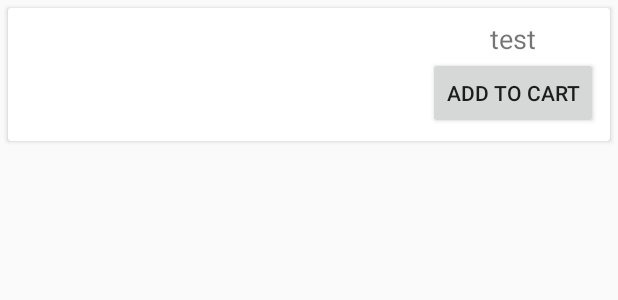
After one commit to PD3-ABCD/HomeMade, an Android app: the layout list_data.xml on its own in the app's theme, with its tools: preview values and no code run, on a phone screen of 412 x 824 dp. The commit adds this screen. Shown: the top 300 px of the screen. Run offline under Robolectric (Android 15) with nearby library versions, the phone set to English and light mode, and no system bars.

Commit message:
Product Recycler View Done

```diff
--- a/app/build.gradle
+++ b/app/build.gradle
@@ -40,6 +40,7 @@ dependencies {
     androidTestImplementation 'androidx.test.espresso:espresso-core:3.2.0'
     implementation 'com.google.android.gms:play-services-maps:17.0.0'
     implementation 'com.google.android.gms:play-services-location:17.0.0'
+    implementation 'androidx.cardview:cardview:1.0.0'
 
 }
 apply plugin: 'com.google.gms.google-services'
--- /dev/null
+++ b/app/src/main/res/layout/list_data.xml
@@ -0,0 +1,62 @@
+<?xml version="1.0" encoding="utf-8"?>
+
+<androidx.cardview.widget.CardView xmlns:android="http://schemas.android.com/apk/res/android"
+    android:layout_width="match_parent"
+    android:layout_height="wrap_content"
+    xmlns:app="http://schemas.android.com/apk/res-auto"
+    android:layout_margin="5dp"
+    android:orientation="vertical">
+
+    <androidx.constraintlayout.widget.ConstraintLayout
+        android:layout_width="match_parent"
+        android:layout_height="wrap_content"
+        android:gravity="center|left"
+        android:orientation="vertical"
+        android:padding="8dp">
+
+        <TextView
+            android:id="@+id/name"
+            android:layout_width="wrap_content"
+            android:layout_height="wrap_content"
+            android:textSize="24sp"
+            app:layout_constraintTop_toTopOf="parent"
+            app:layout_constraintLeft_toLeftOf="parent">
+
+        </TextView>
+
+        <TextView
+            android:id="@+id/description"
+            android:layout_width="wrap_content"
+            android:layout_height="wrap_content"
+            android:layout_below="@id/name"
+            android:textSize="16sp"
+            app:layout_constraintTop_toBottomOf="@id/name"
+            app:layout_constraintStart_toStartOf="@id/name">
+
+        </TextView>
+
+        <TextView
+            android:id="@+id/price"
+            android:layout_width="wrap_content"
+            android:layout_height="wrap_content"
+            android:layout_above="@+id/btn"
+            android:text="test"
+            app:layout_constraintEnd_toEndOf="parent"
+            app:layout_constraintTop_toTopOf="parent"
+            android:gravity="center"
+            android:textSize="18sp"
+            app:layout_constraintStart_toStartOf="@id/btn"/>
+
+        <Button
+            android:id="@+id/btn"
+            android:text="Add to Cart"
+            android:layout_width="wrap_content"
+            android:layout_height="wrap_content"
+            android:layout_alignParentRight="true"
+            android:layout_alignParentEnd="true"
+            android:layout_below="@id/description"
+            app:layout_constraintEnd_toEndOf="parent"
+            app:layout_constraintTop_toBottomOf="@id/price"/>
+
+    </androidx.constraintlayout.widget.ConstraintLayout>
+</androidx.cardview.widget.CardView>
```
Also changed, not shown: app/src/main/java/com/example/MaaKaKhana/ui/home/HomeFragment.java (+60 -32 lines), app/src/main/java/com/example/MaaKaKhana/ui/home/ListData.java (added, +45 -0 lines), app/src/main/java/com/example/MaaKaKhana/ui/home/MyAdapter.java (added, +57 -0 lines), app/src/main/res/layout/fragment_home.xml (+7 -16 lines).
